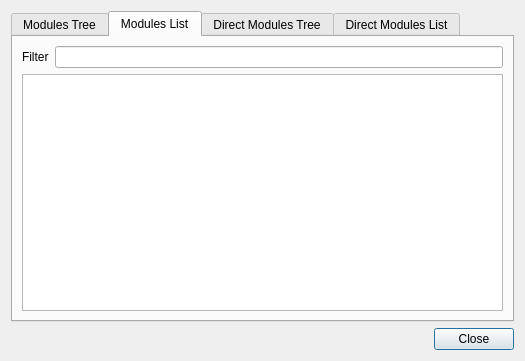
Qt form src/plugins/grass/qgsgrasstoolsbase.ui (qgis/QGIS) before a commit.
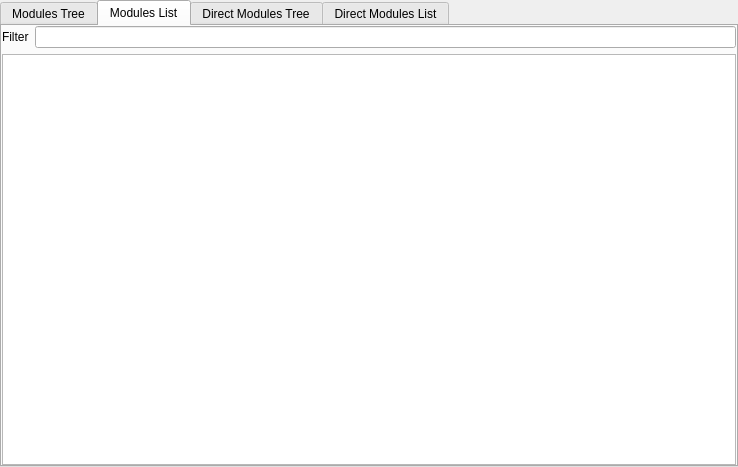
The same form after that commit. The open tabs and pages were chosen to show the change.

Commit message: [GRASS] tools window made dockable

What changed in the file:
```diff
--- a/src/plugins/grass/qgsgrasstoolsbase.ui
+++ b/src/plugins/grass/qgsgrasstoolsbase.ui
@@ -1,26 +1,24 @@
 <?xml version="1.0" encoding="UTF-8"?>
 <ui version="4.0">
  <class>QgsGrassToolsBase</class>
- <widget class="QDialog" name="QgsGrassToolsBase">
+ <widget class="QDockWidget" name="QgsGrassToolsBase">
   <property name="geometry">
    <rect>
     <x>0</x>
     <y>0</y>
-    <width>525</width>
-    <height>361</height>
+    <width>738</width>
+    <height>467</height>
    </rect>
   </property>
-  <property name="minimumSize">
-   <size>
-    <width>350</width>
-    <height>350</height>
-   </size>
-  </property>
   <property name="windowTitle">
    <string>Grass Tools</string>
   </property>
-  <layout class="QGridLayout" name="gridLayout_2">
-   <item row="0" column="0">
+  <widget class="QWidget" name="mContents">
+   <layout class="QVBoxLayout" name="verticalLayout">
+    <property name="margin">
+     <number>0</number>
+    </property>
+    <item>
     <widget class="QTabWidget" name="mTabWidget">
      <property name="currentIndex">
       <number>0</number>
@@ -55,11 +53,17 @@
        <string>Modules List</string>
       </attribute>
       <layout class="QGridLayout" name="gridLayout_1">
+        <property name="margin">
+         <number>0</number>
+        </property>
        <item row="0" column="0">
         <widget class="QLabel" name="label">
          <property name="text">
           <string>Filter</string>
          </property>
+          <property name="margin">
+           <number>4</number>
+          </property>
         </widget>
        </item>
        <item row="0" column="1">
@@ -137,17 +141,8 @@
      </widget>
     </widget>
    </item>
-   <item row="1" column="0">
-    <widget class="QDialogButtonBox" name="buttonBox">
-     <property name="orientation">
-      <enum>Qt::Horizontal</enum>
-     </property>
-     <property name="standardButtons">
-      <set>QDialogButtonBox::Close</set>
-     </property>
-    </widget>
-   </item>
-  </layout>
+   </layout>
+  </widget>
  </widget>
  <resources/>
  <connections>
```
Left out of the diff: 47 changed lines with no effect on the pictures. Lines whose indentation alone changed are shown as unchanged. The commit also changes 3 other files.
